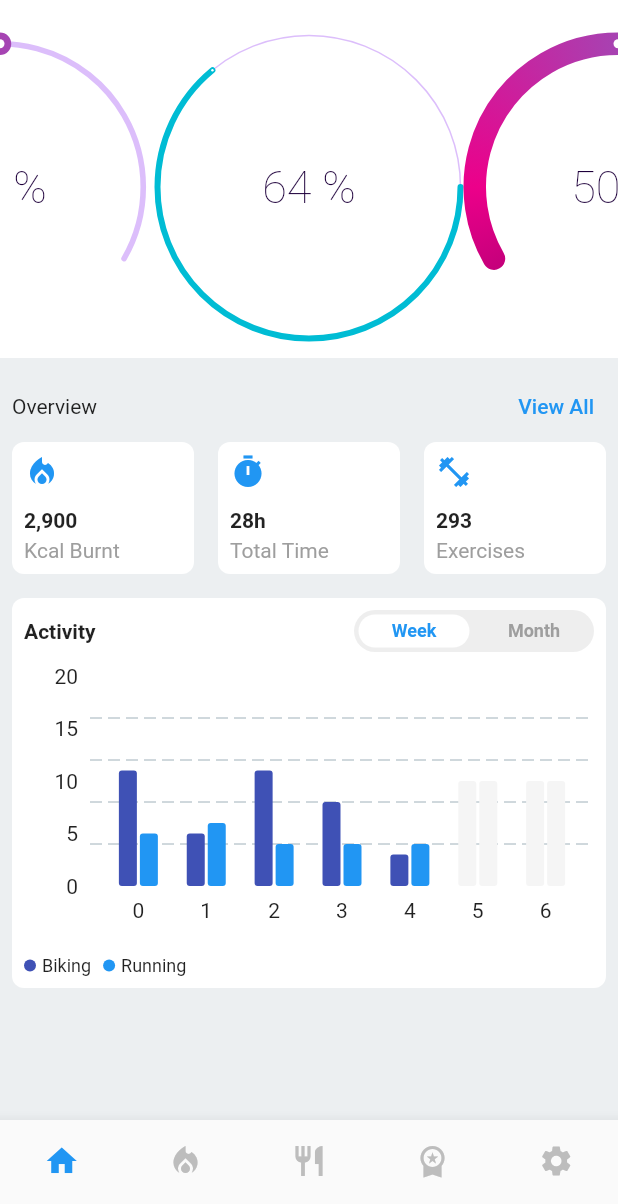
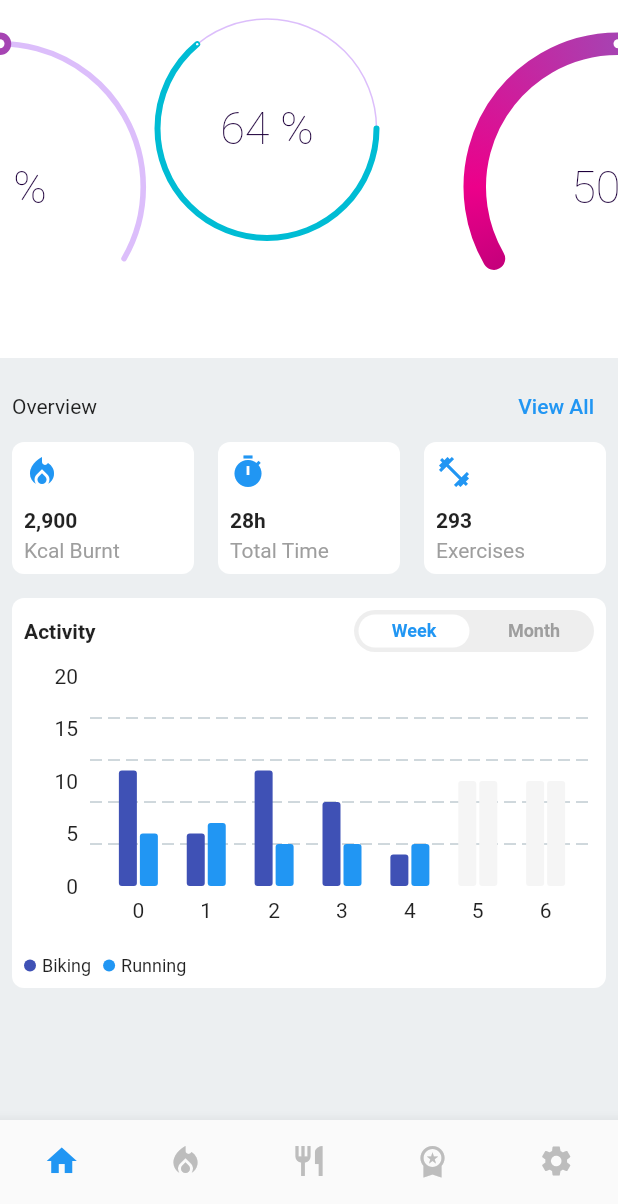
Before and after one commit to JAICHANGPARK/flutter_notebook_19th_story, a Flutter app: the FitnessMobileMainPage screen opened directly, on a phone screen of 412 x 824 dp, the part 32-1236 px from its top. Run offline on Flutter 3.47's test engine with Material 2 defaults, Android fonts, the phone set to English and light mode, and no system bars; drawn by our look-alikes of fl_chart, sleek_circular_slider; our stand-ins replace bubble_tab_indicator, cached_network_image, countup, flutter_riverpod, freezed_annotation, smooth_page_indicator and 1 more; network calls fail.

Commit message:
Update fitness_home_widget.dart

```diff
--- a/lib/ep1143_fitness_mobile_app/src/ui/widget/fitness_home_widget.dart
+++ b/lib/ep1143_fitness_mobile_app/src/ui/widget/fitness_home_widget.dart
@@ -38,7 +38,10 @@ class _FitnessHomeWidgetState extends State<FitnessHomeWidget> {
                   controller: _pageController,
                   children: [
                     SleekCircularSlider(),
-                    SleekCircularSlider(
+                    Stack(
+                      children: [
+                        Positioned(
+                          child: SleekCircularSlider(
                             appearance: CircularSliderAppearance(
                               angleRange: 360.0,
                               startAngle: 0,
@@ -50,6 +53,9 @@ class _FitnessHomeWidgetState extends State<FitnessHomeWidget> {
                             max: 100,
                             min: 0,
                             initialValue: 64,
+                          ),
+                        ),
+                      ],
                     ),
                     SleekCircularSlider(),
                   ],
```
Lines whose indentation alone changed are shown as unchanged.
